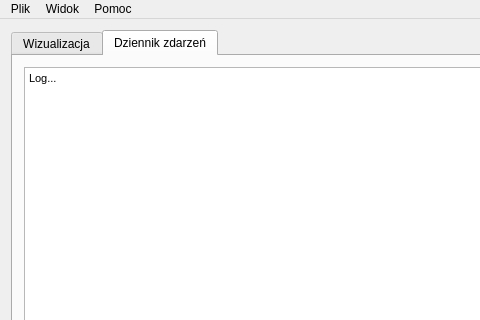
The window that mainwindow.ui (Tomev/CluVis) describes before a commit, drawn with Qt 5; both pictures show x 0 to 480 and y 0 to 320 of the 1000 by 657 pixel window.
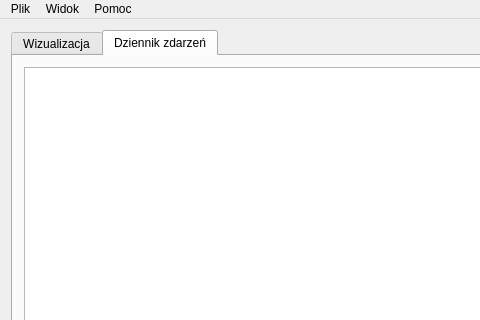
The same window after the commit. The open tabs and pages were chosen to show the change.

Commit message: Added missing translations. Cosmetic changes in main form.

What changed in the file:
```diff
--- a/mainwindow.ui
+++ b/mainwindow.ui
@@ -515,7 +515,7 @@
 &lt;html&gt;&lt;head&gt;&lt;meta name=&quot;qrichtext&quot; content=&quot;1&quot; /&gt;&lt;style type=&quot;text/css&quot;&gt;
 p, li { white-space: pre-wrap; }
 &lt;/style&gt;&lt;/head&gt;&lt;body style=&quot; font-family:'MS Shell Dlg 2'; font-size:8.25pt; font-weight:400; font-style:normal;&quot;&gt;
-&lt;p style=&quot; margin-top:0px; margin-bottom:0px; margin-left:0px; margin-right:0px; -qt-block-indent:0; text-indent:0px;&quot;&gt;Log...&lt;/p&gt;&lt;/body&gt;&lt;/html&gt;</string>
+&lt;p style=&quot;-qt-paragraph-type:empty; margin-top:0px; margin-bottom:0px; margin-left:0px; margin-right:0px; -qt-block-indent:0; text-indent:0px;&quot;&gt;&lt;br /&gt;&lt;/p&gt;&lt;/body&gt;&lt;/html&gt;</string>
           </property>
          </widget>
         </item>
```
The commit also changes 7 other files.
